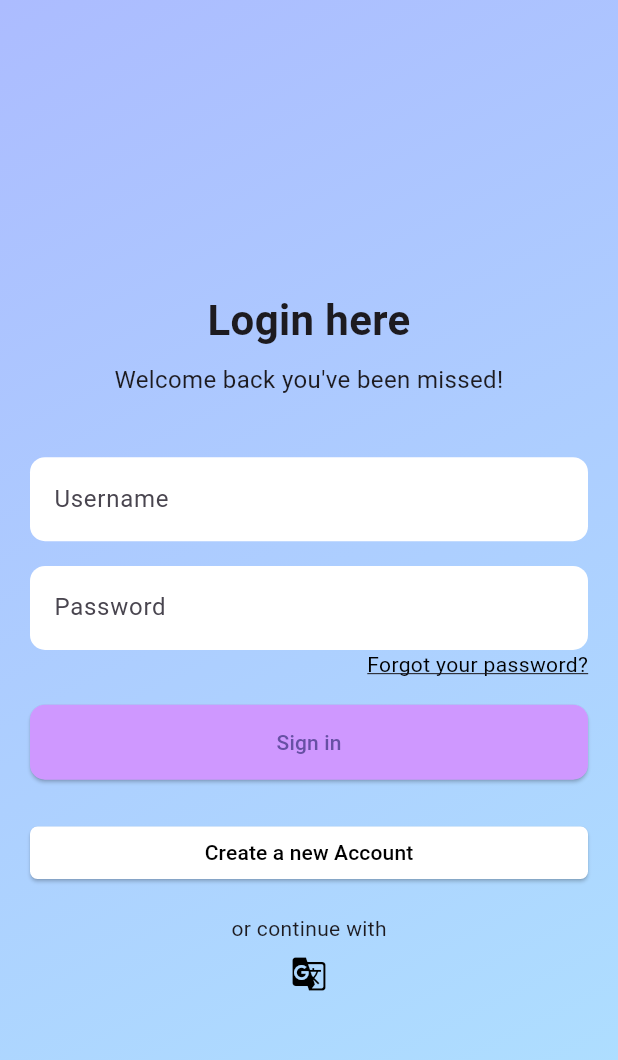
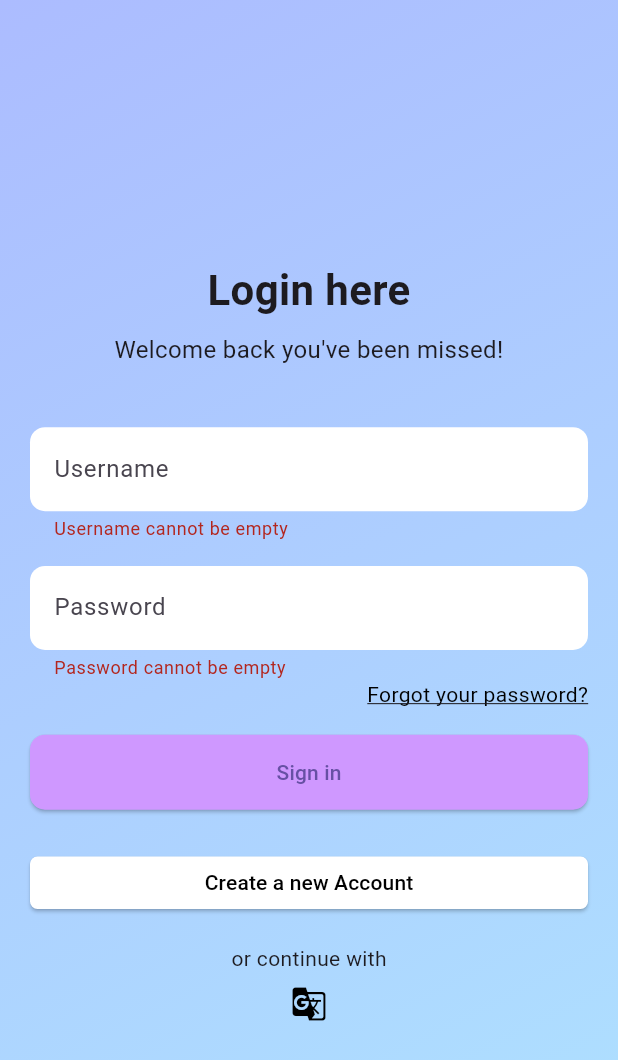
Before and after one commit to peri-Bot/Mobile-App-for-Multi-Modal-Behavioral-Data-Collection-BahriApp, a Flutter app: the ResponsiveLoginScreen widget shown alone on an empty page, opened directly, after a tap on "Sign in", on a phone screen of 412 x 824 dp. Shown: the top 1060 px of the screen. Run offline on Flutter 3.47's test engine with Material 3 defaults, Android fonts, the phone set to English and light mode, and no system bars; our stand-ins replace firebase_core, flutter_svg; missing offline and left inert: dart:ffi; accounts and stored records are empty.

Commit message:
controller class for login not integrated with firebase auth

```diff
--- a/lib/main.dart
+++ b/lib/main.dart
@@ -2,6 +2,8 @@ import 'package:bahri_app/screens/welcome_screen.dart';
 import 'package:flutter/material.dart';
 import 'package:firebase_core/firebase_core.dart';
 import 'services/firebase_options.dart';
+// ignore: unused_import
+import './screens/signup_screen.dart';
 
 void main() async {
   WidgetsFlutterBinding.ensureInitialized();
@@ -29,7 +31,7 @@ class BahriApp extends StatelessWidget {
         primarySwatch: Colors.blue,
         visualDensity: VisualDensity.adaptivePlatformDensity,
       ),
-      home: const WelcomeScreen(),
+      home: WelcomeScreen(),
     );
   }
 }
--- a/lib/screens/login_screen.dart
+++ b/lib/screens/login_screen.dart
@@ -1,4 +1,5 @@
 import 'package:flutter/material.dart';
+import 'package:bahri_app/services/login_controller.dart';
 
 class LoginScreen extends StatelessWidget {
   const LoginScreen({super.key});
@@ -14,8 +15,21 @@ class LoginScreen extends StatelessWidget {
   }
 }
 
-class ResponsiveLoginScreen extends StatelessWidget {
+class ResponsiveLoginScreen extends StatefulWidget {
   const ResponsiveLoginScreen({super.key});
+
+  @override
+  _ResponsiveLoginScreenState createState() => _ResponsiveLoginScreenState();
+}
+
+class _ResponsiveLoginScreenState extends State<ResponsiveLoginScreen> {
+  final loginValidate = LoginValidate();
+
+  @override
+  void dispose() {
+    loginValidate.dispose();
+    super.dispose();
+  }
 
   @override
   Widget build(BuildContext context) {
@@ -42,6 +56,8 @@ class ResponsiveLoginScreen extends StatelessWidget {
                 bottom: MediaQuery.of(context).viewInsets.bottom,
               ),
               child: Center(
+                child: Form(
+                  key: loginValidate.formKey,
                   child: Column(
                     mainAxisAlignment: MainAxisAlignment.center,
                     crossAxisAlignment: CrossAxisAlignment.stretch,
@@ -81,7 +97,8 @@ class ResponsiveLoginScreen extends StatelessWidget {
                         child: Column(
                           mainAxisAlignment: MainAxisAlignment.center,
                           children: [
-                          TextField(
+                            TextFormField(
+                              controller: loginValidate.usernameController,
                               decoration: InputDecoration(
                                 hintText: 'Username',
                                 filled: true,
@@ -91,11 +108,14 @@ class ResponsiveLoginScreen extends StatelessWidget {
                                   borderSide: BorderSide.none,
                                 ),
                               ),
+                              validator: loginValidate.validateUsername,
                             ),
                             SizedBox(
                               height: constraints.maxHeight *
-                                  0.02), // Responsive gap
-                          TextField(
+                                  0.02, // Responsive gap
+                            ),
+                            TextFormField(
+                              controller: loginValidate.passwordController,
                               decoration: InputDecoration(
                                 hintText: 'Password',
                                 filled: true,
@@ -105,10 +125,12 @@ class ResponsiveLoginScreen extends StatelessWidget {
                                   borderSide: BorderSide.none,
                                 ),
                               ),
+                              obscureText: true,
+                              validator: loginValidate.validatePassword,
                             ),
                             const SizedBox(
                               height: 0,
-                          ), // Responsive gap
+                            ),
                             const Align(
                               alignment: Alignment.centerRight,
                               child: Text(
@@ -121,7 +143,12 @@ class ResponsiveLoginScreen extends StatelessWidget {
                             ),
                             SizedBox(height: constraints.maxHeight * 0.02),
                             ElevatedButton(
-                            onPressed: () {},
+                              onPressed: () {
+                                if (loginValidate.formKey.currentState!
+                                    .validate()) {
+                                  // yeah uh huh
+                                }
+                              },
                               style: ElevatedButton.styleFrom(
                                 minimumSize: const Size(double.infinity, 50),
                                 shape: RoundedRectangleBorder(
@@ -132,8 +159,8 @@ class ResponsiveLoginScreen extends StatelessWidget {
                               child: const Text('Sign in'),
                             ),
                             SizedBox(
-                              height: constraints.maxHeight *
-                                  0.02), // Responsive gap
+                              height: constraints.maxHeight * 0.02,
+                            ),
                           ],
                         ),
                       ),
@@ -158,20 +185,18 @@ class ResponsiveLoginScreen extends StatelessWidget {
                               ),
                             ),
                             SizedBox(
-                              height: constraints.maxHeight *
-                                  0.02), // Responsive gap
+                              height: constraints.maxHeight * 0.02,
+                            ),
                             const Text("or continue with"),
-
                             SizedBox(
-                            height:
-                                constraints.maxHeight * 0.05, // Adjusted height
-                            width: constraints.maxWidth * .8, // Adjusted width
+                              height: constraints.maxHeight * 0.05,
+                              width: constraints.maxWidth * .8,
                               child: IconButton(
-                              icon: const Icon(Icons.g_translate,
-                                  color: Colors.black),
-                              onPressed: () {
-                                // Add your link logic here
-                              },
+                                icon: const Icon(
+                                  Icons.g_translate,
+                                  color: Colors.black,
+                                ),
+                                onPressed: () {},
                               ),
                             ),
                           ],
@@ -182,6 +207,7 @@ class ResponsiveLoginScreen extends StatelessWidget {
                 ),
               ),
             ),
+          ),
         );
       },
     );
--- /dev/null
+++ b/lib/services/login_controller.dart
@@ -0,0 +1,31 @@
+import 'package:flutter/material.dart';
+
+class LoginValidate {
+  final TextEditingController usernameController = TextEditingController();
+  final TextEditingController passwordController = TextEditingController();
+
+  final GlobalKey<FormState> formKey = GlobalKey<FormState>();
+
+  String? validateUsername(String? value) {
+    if (value == null || value.isEmpty) {
+      return 'Username cannot be empty';
+    } else if (value.length < 4) {
+      return 'Username must be at least 4 characters long';
+    }
+    return null;
+  }
+
+  String? validatePassword(String? value) {
+    if (value == null || value.isEmpty) {
+      return 'Password cannot be empty';
+    } else if (value.length < 6) {
+      return 'Password must be at least 6 characters long';
+    }
+    return null;
+  }
+
+  void dispose() {
+    usernameController.dispose();
+    passwordController.dispose();
+  }
+}
```
Lines whose indentation alone changed are shown as unchanged.
